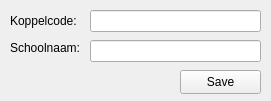
Qt form rooster-epd-setup.ui (duisterethomas/rooster-epd) before a commit.
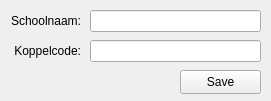
The same form after that commit.

Commit message: UI version now completely functional

```diff
--- a/rooster-epd-setup.ui
+++ b/rooster-epd-setup.ui
@@ -49,7 +49,7 @@
     <property name="geometry">
      <rect>
       <x>90</x>
-      <y>10</y>
+      <y>40</y>
       <width>171</width>
       <height>22</height>
      </rect>
@@ -59,7 +59,7 @@
     <property name="geometry">
      <rect>
       <x>90</x>
-      <y>40</y>
+      <y>10</y>
       <width>171</width>
       <height>22</height>
      </rect>
@@ -69,27 +69,33 @@
     <property name="geometry">
      <rect>
       <x>10</x>
-      <y>10</y>
-      <width>81</width>
+      <y>40</y>
+      <width>71</width>
       <height>21</height>
      </rect>
     </property>
     <property name="text">
      <string>Koppelcode:</string>
     </property>
+    <property name="alignment">
+     <set>Qt::AlignRight|Qt::AlignTrailing|Qt::AlignVCenter</set>
+    </property>
    </widget>
    <widget class="QLabel" name="label_schoolnaam">
     <property name="geometry">
      <rect>
       <x>10</x>
-      <y>40</y>
-      <width>81</width>
-      <height>16</height>
+      <y>10</y>
+      <width>71</width>
+      <height>21</height>
      </rect>
     </property>
     <property name="text">
      <string>Schoolnaam:</string>
     </property>
+    <property name="alignment">
+     <set>Qt::AlignRight|Qt::AlignTrailing|Qt::AlignVCenter</set>
+    </property>
    </widget>
   </widget>
  </widget>
```
The commit also changes 2 other files.
